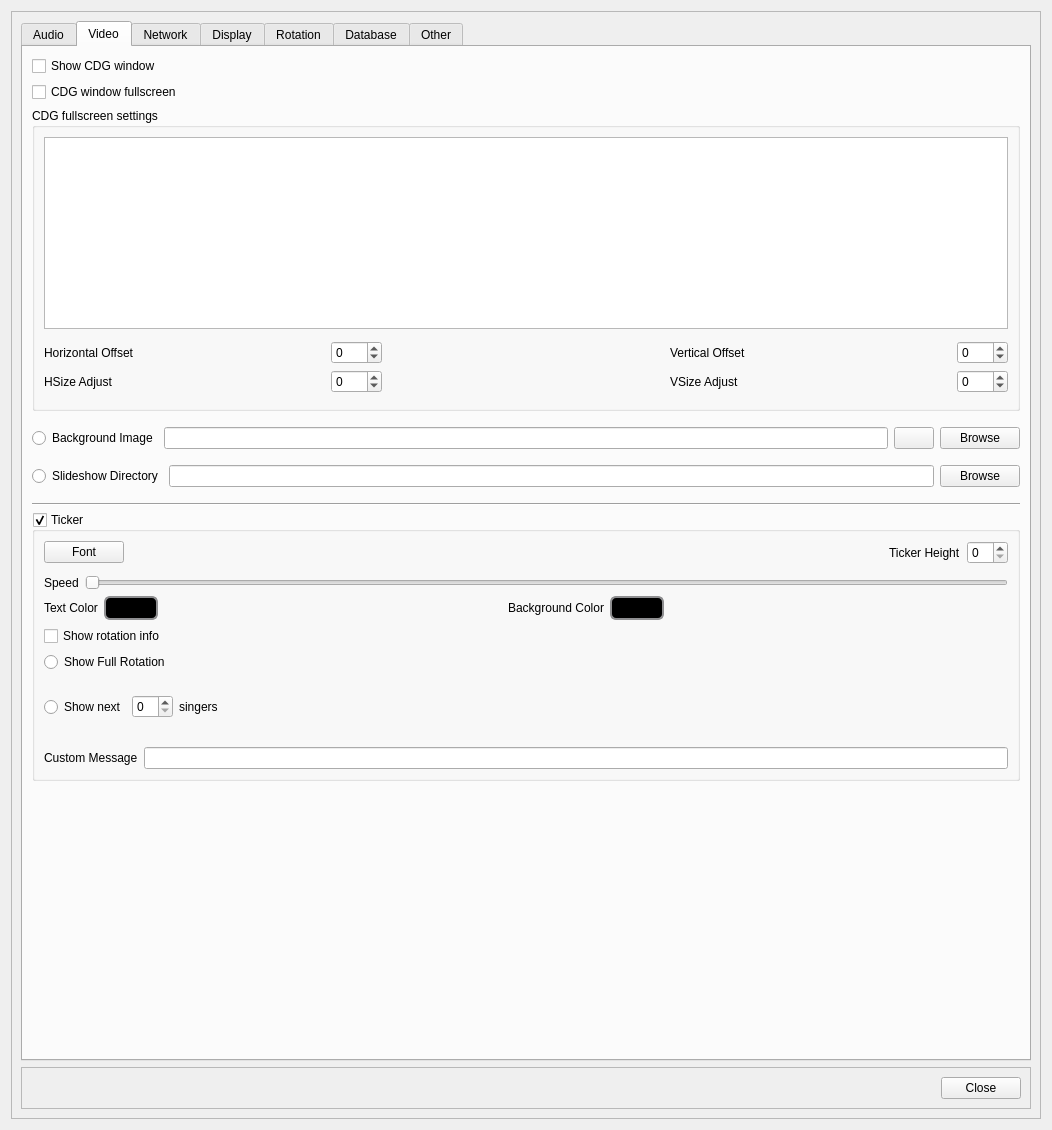
OpenKJ/OpenKJ, file OpenKJ/dlgsettings.ui: the form before one commit.
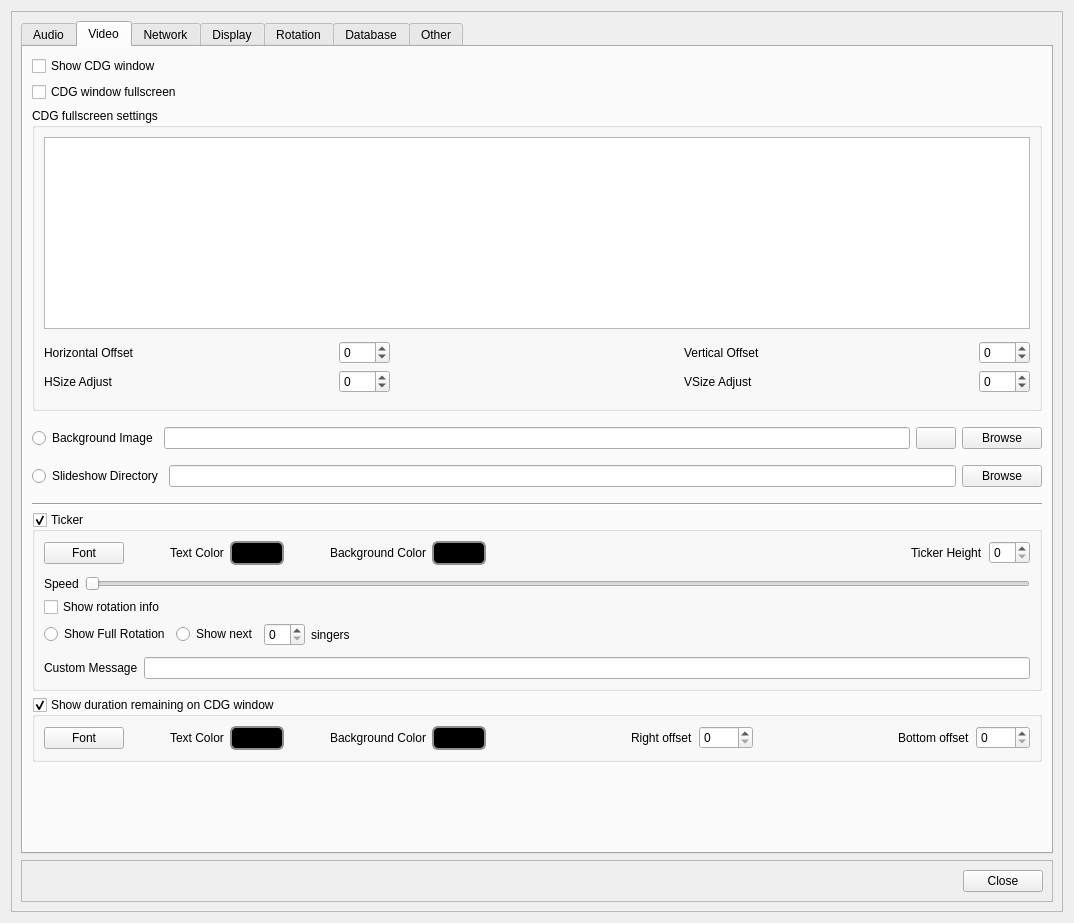
The form after the commit. The open tabs and pages were chosen to show the change. Icons and pictures are not drawn.

```diff
--- a/OpenKJ/dlgsettings.ui
+++ b/OpenKJ/dlgsettings.ui
@@ -9,8 +9,8 @@
    <rect>
     <x>0</x>
     <y>0</y>
-    <width>1052</width>
-    <height>1130</height>
+    <width>1074</width>
+    <height>923</height>
    </rect>
   </property>
   <property name="windowTitle">
@@ -504,6 +504,126 @@
                    <property name="orientation">
                     <enum>Qt::Horizontal</enum>
                    </property>
+                   <property name="sizeType">
+                    <enum>QSizePolicy::Fixed</enum>
+                   </property>
+                   <property name="sizeHint" stdset="0">
+                    <size>
+                     <width>40</width>
+                     <height>20</height>
+                    </size>
+                   </property>
+                  </spacer>
+                 </item>
+                 <item>
+                  <widget class="QLabel" name="label_3">
+                   <property name="text">
+                    <string>Text Color</string>
+                   </property>
+                  </widget>
+                 </item>
+                 <item>
+                  <widget class="QPushButton" name="pushButtonTextColor">
+                   <property name="styleSheet">
+                    <string notr="true">QPushButton {
+    border: 2px solid #8f8f91;
+    border-radius: 6px;
+    background-color: rgb(0,0,0);
+    min-width: 40px;
+    padding-left: 5px;
+    padding-right: 5px;
+    padding-top: 3px;
+    padding-bottom: 3px;
+}
+
+QPushButton:pressed {
+    background-color: rgb(0,0,0);
+}
+
+QPushButton:flat {
+    border: none; /* no border for a flat push button */
+}
+
+QPushButton:default {
+    border-color: navy; /* make the default button prominent */
+}</string>
+                   </property>
+                   <property name="text">
+                    <string/>
+                   </property>
+                   <property name="autoDefault">
+                    <bool>false</bool>
+                   </property>
+                   <property name="flat">
+                    <bool>false</bool>
+                   </property>
+                  </widget>
+                 </item>
+                 <item>
+                  <spacer name="horizontalSpacer_3">
+                   <property name="orientation">
+                    <enum>Qt::Horizontal</enum>
+                   </property>
+                   <property name="sizeType">
+                    <enum>QSizePolicy::Fixed</enum>
+                   </property>
+                   <property name="sizeHint" stdset="0">
+                    <size>
+                     <width>40</width>
+                     <height>20</height>
+                    </size>
+                   </property>
+                  </spacer>
+                 </item>
+                 <item>
+                  <widget class="QLabel" name="label_4">
+                   <property name="text">
+                    <string>Background Color</string>
+                   </property>
+                  </widget>
+                 </item>
+                 <item>
+                  <widget class="QPushButton" name="pushButtonBgColor">
+                   <property name="styleSheet">
+                    <string notr="true">QPushButton {
+    border: 2px solid #8f8f91;
+    border-radius: 6px;
+    background-color: rgb(0,0,0);
+    min-width: 40px;
+    padding-left: 5px;
+    padding-right: 5px;
+    padding-top: 3px;
+    padding-bottom: 3px;
+}
+
+QPushButton:pressed {
+    background-color: rgb(0,0,0);
+}
+
+QPushButton:flat {
+    border: none; /* no border for a flat push button */
+}
+
+QPushButton:default {
+    border-color: navy; /* make the default button prominent */
+}</string>
+                   </property>
+                   <property name="text">
+                    <string/>
+                   </property>
+                   <property name="autoDefault">
+                    <bool>false</bool>
+                   </property>
+                   <property name="flat">
+                    <bool>false</bool>
+                   </property>
+                  </widget>
+                 </item>
+                 <item>
+                  <spacer name="horizontalSpacer_4">
+                   <property name="orientation">
+                    <enum>Qt::Horizontal</enum>
+                   </property>
                    <property name="sizeHint" stdset="0">
                     <size>
                      <width>40</width>
@@ -557,127 +677,6 @@
                  </item>
                 </layout>
                </item>
-               <item>
-                <layout class="QHBoxLayout" name="horizontalLayout_6">
-                 <property name="topMargin">
-                  <number>0</number>
-                 </property>
-                 <item>
-                  <widget class="QLabel" name="label_3">
-                   <property name="text">
-                    <string>Text Color</string>
-                   </property>
-                  </widget>
-                 </item>
-                 <item>
-                  <widget class="QPushButton" name="pushButtonTextColor">
-                   <property name="styleSheet">
-                    <string notr="true">QPushButton {
-    border: 2px solid #8f8f91;
-    border-radius: 6px;
-    background-color: rgb(0,0,0);
-    min-width: 40px;
-    padding-left: 5px;
-    padding-right: 5px;
-    padding-top: 3px;
-    padding-bottom: 3px;
-}
-
-QPushButton:pressed {
-    background-color: rgb(0,0,0);
-}
-
-QPushButton:flat {
-    border: none; /* no border for a flat push button */
-}
-
-QPushButton:default {
-    border-color: navy; /* make the default button prominent */
-}</string>
-                   </property>
-                   <property name="text">
-                    <string/>
-                   </property>
-                   <property name="autoDefault">
-                    <bool>false</bool>
-                   </property>
-                   <property name="flat">
-                    <bool>false</bool>
-                   </property>
-                  </widget>
-                 </item>
-                 <item>
-                  <spacer name="horizontalSpacer_3">
-                   <property name="orientation">
-                    <enum>Qt::Horizontal</enum>
-                   </property>
-                   <property name="sizeHint" stdset="0">
-                    <size>
-                     <width>40</width>
-                     <height>20</height>
-                    </size>
-                   </property>
-                  </spacer>
-                 </item>
-                 <item>
-                  <widget class="QLabel" name="label_4">
-                   <property name="text">
-                    <string>Background Color</string>
-                   </property>
-                  </widget>
-                 </item>
-                 <item>
-                  <widget class="QPushButton" name="pushButtonBgColor">
-                   <property name="styleSheet">
-                    <string notr="true">QPushButton {
-    border: 2px solid #8f8f91;
-    border-radius: 6px;
-    background-color: rgb(0,0,0);
-    min-width: 40px;
-    padding-left: 5px;
-    padding-right: 5px;
-    padding-top: 3px;
-    padding-bottom: 3px;
-}
-
-QPushButton:pressed {
-    background-color: rgb(0,0,0);
-}
-
-QPushButton:flat {
-    border: none; /* no border for a flat push button */
-}
-
-QPushButton:default {
-    border-color: navy; /* make the default button prominent */
-}</string>
-                   </property>
-                   <property name="text">
-                    <string/>
-                   </property>
-                   <property name="autoDefault">
-                    <bool>false</bool>
-                   </property>
-                   <property name="flat">
-                    <bool>false</bool>
-                   </property>
-                  </widget>
-                 </item>
-                 <item>
-                  <spacer name="horizontalSpacer_4">
-                   <property name="orientation">
-                    <enum>Qt::Horizontal</enum>
-                   </property>
-                   <property name="sizeHint" stdset="0">
-                    <size>
-                     <width>40</width>
-                     <height>20</height>
-                    </size>
-                   </property>
-                  </spacer>
-                 </item>
-                </layout>
-               </item>
                <item>
                 <widget class="QCheckBox" name="cbxTickerShowRotationInfo">
                  <property name="text">
@@ -685,13 +684,6 @@
                  </property>
                 </widget>
                </item>
-               <item>
-                <widget class="QRadioButton" name="radioButtonFullRotation">
-                 <property name="text">
-                  <string>Show Full Rotation</string>
-                 </property>
-                </widget>
-               </item>
                <item>
                 <layout class="QHBoxLayout" name="horizontalLayout_7">
                  <property name="spacing">
@@ -700,6 +692,13 @@
                  <property name="topMargin">
                   <number>0</number>
                  </property>
+                 <item>
+                  <widget class="QRadioButton" name="radioButtonFullRotation">
+                   <property name="text">
+                    <string>Show Full Rotation</string>
+                   </property>
+                  </widget>
+                 </item>
                  <item>
                   <widget class="QRadioButton" name="radioButtonPartialRotation">
                    <property name="text">
@@ -756,6 +755,193 @@
               </layout>
              </widget>
             </item>
+            <item>
+             <widget class="QGroupBox" name="groupBoxShowDuration">
+              <property name="sizePolicy">
+               <sizepolicy hsizetype="Preferred" vsizetype="Preferred">
+                <horstretch>0</horstretch>
+                <verstretch>0</verstretch>
+               </sizepolicy>
+              </property>
+              <property name="title">
+               <string>Show duration remaining on CDG window</string>
+              </property>
+              <property name="checkable">
+               <bool>true</bool>
+              </property>
+              <layout class="QHBoxLayout" name="horizontalLayout_6">
+               <item>
+                <widget class="QPushButton" name="btnDurationFont">
+                 <property name="text">
+                  <string>Font</string>
+                 </property>
+                </widget>
+               </item>
+               <item>
+                <spacer name="horizontalSpacer_15">
+                 <property name="orientation">
+                  <enum>Qt::Horizontal</enum>
+                 </property>
+                 <property name="sizeType">
+                  <enum>QSizePolicy::Fixed</enum>
+                 </property>
+                 <property name="sizeHint" stdset="0">
+                  <size>
+                   <width>40</width>
+                   <height>20</height>
+                  </size>
+                 </property>
+                </spacer>
+               </item>
+               <item>
+                <widget class="QLabel" name="label_31">
+                 <property name="text">
+                  <string>Text Color</string>
+                 </property>
+                </widget>
+               </item>
+               <item>
+                <widget class="QPushButton" name="btnDurationFontColor">
+                 <property name="styleSheet">
+                  <string notr="true">QPushButton {
+    border: 2px solid #8f8f91;
+    border-radius: 6px;
+    background-color: rgb(0,0,0);
+    min-width: 40px;
+    padding-left: 5px;
+    padding-right: 5px;
+    padding-top: 3px;
+    padding-bottom: 3px;
+}
+
+QPushButton:pressed {
+    background-color: rgb(0,0,0);
+}
+
+QPushButton:flat {
+    border: none; /* no border for a flat push button */
+}
+
+QPushButton:default {
+    border-color: navy; /* make the default button prominent */
+}</string>
+                 </property>
+                 <property name="text">
+                  <string/>
+                 </property>
+                </widget>
+               </item>
+               <item>
+                <spacer name="horizontalSpacer_16">
+                 <property name="orientation">
+                  <enum>Qt::Horizontal</enum>
+                 </property>
+                 <property name="sizeType">
+                  <enum>QSizePolicy::Fixed</enum>
+                 </property>
+                 <property name="sizeHint" stdset="0">
+                  <size>
+                   <width>40</width>
+                   <height>20</height>
+                  </size>
+                 </property>
+                </spacer>
+               </item>
+               <item>
+                <widget class="QLabel" name="label_32">
+                 <property name="text">
+                  <string>Background Color</string>
+                 </property>
+                </widget>
+               </item>
+               <item>
+                <widget class="QPushButton" name="btnDurationBgColor">
+                 <property name="styleSheet">
+                  <string notr="true">QPushButton {
+    border: 2px solid #8f8f91;
+    border-radius: 6px;
+    background-color: rgb(0,0,0);
+    min-width: 40px;
+    padding-left: 5px;
+    padding-right: 5px;
+    padding-top: 3px;
+    padding-bottom: 3px;
+}
+
+QPushButton:pressed {
+    background-color: rgb(0,0,0);
+}
+
+QPushButton:flat {
+    border: none; /* no border for a flat push button */
+}
+
+QPushButton:default {
+    border-color: navy; /* make the default button prominent */
+}</string>
+                 </property>
+                 <property name="text">
+                  <string/>
+                 </property>
+                </widget>
+               </item>
+               <item>
+                <spacer name="horizontalSpacer_17">
+                 <property name="orientation">
+                  <enum>Qt::Horizontal</enum>
+                 </property>
+                 <property name="sizeHint" stdset="0">
+                  <size>
+                   <width>40</width>
+                   <height>20</height>
+                  </size>
+                 </property>
+                </spacer>
+               </item>
+               <item>
+                <widget class="QLabel" name="label_34">
+                 <property name="text">
+                  <string>Right offset</string>
+                 </property>
+                </widget>
+               </item>
+               <item>
+                <widget class="QSpinBox" name="spinBoxRemainRtOffset">
+                 <property name="maximum">
+                  <number>9999</number>
+                 </property>
+                </widget>
+               </item>
+               <item>
+                <spacer name="horizontalSpacer_18">
+                 <property name="orientation">
+                  <enum>Qt::Horizontal</enum>
+                 </property>
+                 <property name="sizeHint" stdset="0">
+                  <size>
+                   <width>40</width>
+                   <height>20</height>
+                  </size>
+                 </property>
+                </spacer>
+               </item>
+               <item>
+                <widget class="QLabel" name="label_35">
+                 <property name="text">
+                  <string>Bottom offset</string>
+                 </property>
+                </widget>
+               </item>
+               <item>
+                <widget class="QSpinBox" name="spinBoxRemainBtmOffset">
+                 <property name="maximum">
+                  <number>9999</number>
+                 </property>
+                </widget>
+               </item>
+              </layout>
+             </widget>
+            </item>
             <item>
              <spacer name="verticalSpacer_4">
               <property name="orientation">
```
Left out of the diff: 63 changed lines with no effect on the pictures.
